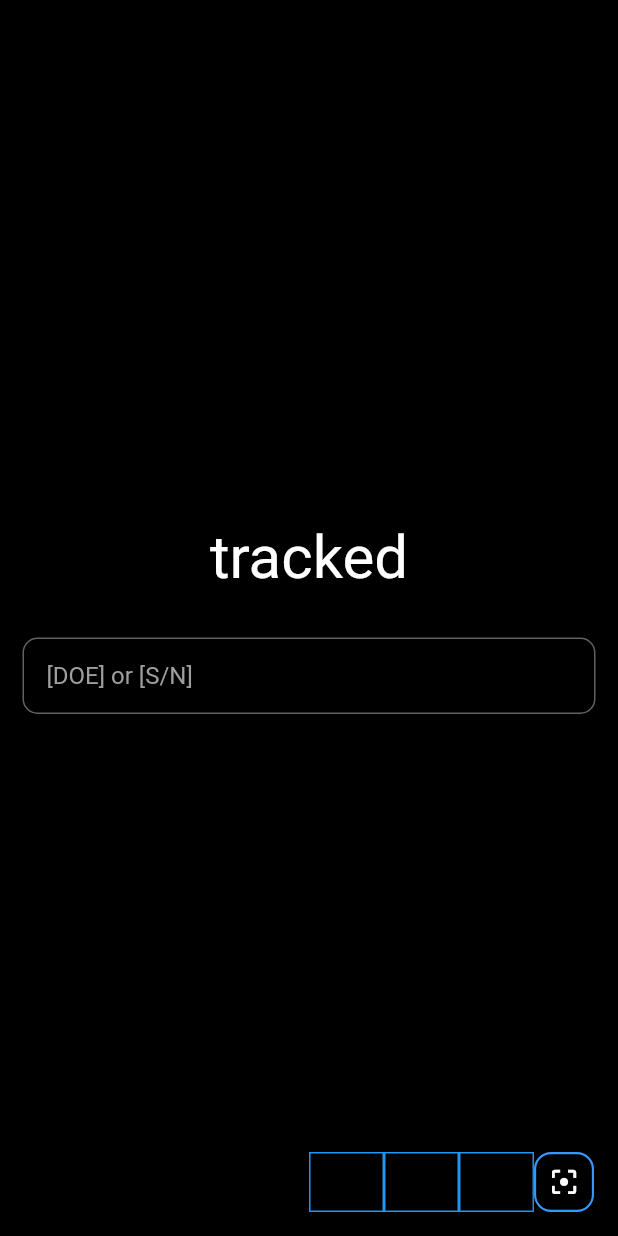
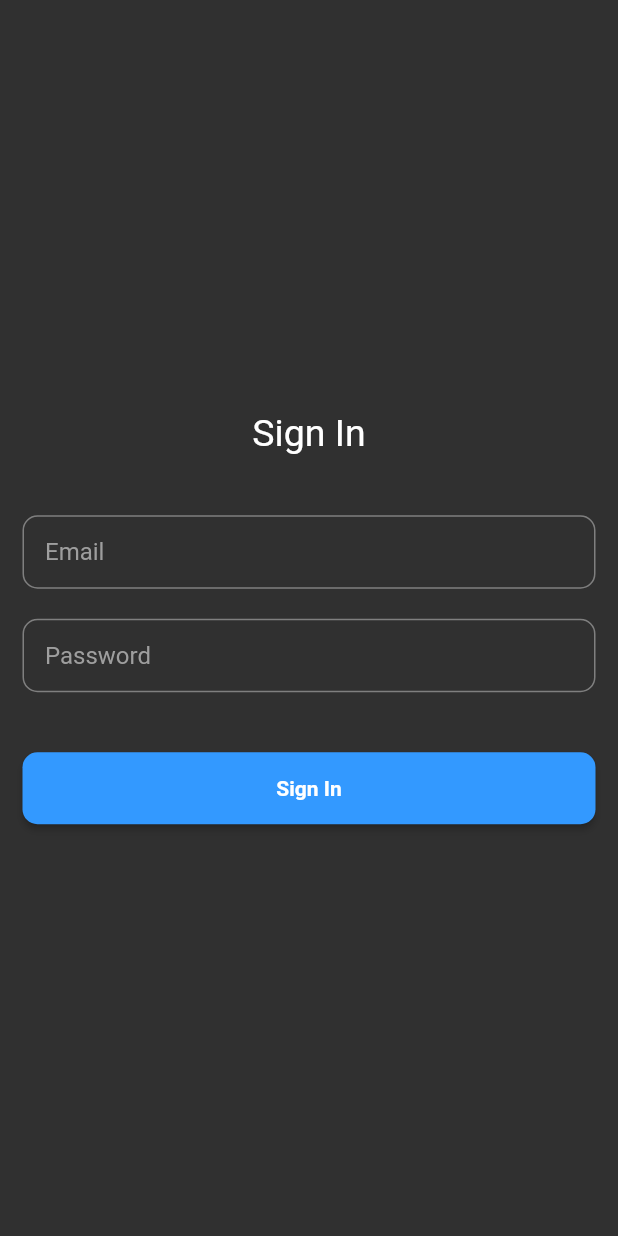
Before and after one commit to ajilk/tracked, a Flutter app: the screen it shows after launch, on a phone screen of 412 x 824 dp. Run offline on Flutter 3.47's test engine with Material 2 defaults, Android fonts, the phone set to English and light mode, and no system bars; Roboto replaces fonts that are missing (Montserrat).

Commit message:
refactored/styled signinPage and setup basic validation | setup navigation [SigninPage -> Tracked]

```diff
--- /dev/null
+++ b/lib/SigninPage.dart
@@ -0,0 +1,106 @@
+/*
+  Alternative:
+    have a pop that sign users in to their gmail account
+    so the user interface is familiar to them
+*/
+import 'package:flutter/material.dart';
+import 'Tracked.dart';
+import 'dart:core';
+
+class SigninPage extends StatefulWidget {
+  static const routeName = '/';
+  @override
+  SigninPageState createState() => new SigninPageState();
+}
+
+class SigninPageState extends State<SigninPage> {
+  String _email, _password;
+
+  final GlobalKey<FormState> key = GlobalKey<FormState>();
+
+  void _signIn() {
+    if (key.currentState.validate()) {
+      key.currentState.save();
+      print("Email: $_email");
+      print("Password: $_password");
+      //TODO signin to firebase
+      Navigator.pushReplacementNamed(context, Tracked.routeName);
+    }
+  }
+
+  @override
+  Widget build(BuildContext context) {
+    RegExp validEmail = new RegExp(r'^.+\@gmail.com$');
+
+    final emailField = TextFormField(
+      validator: (input) => input.length < 6 || !validEmail.hasMatch(input)
+          ? "Invalid Email"
+          : null,
+      onSaved: (input) => _email = input,
+      // decoration: InputDecoration(labelText: 'Email'),
+      decoration: InputDecoration(
+        contentPadding: EdgeInsets.all(15.0),
+        hintText: "Email",
+        border: OutlineInputBorder(
+          borderRadius: BorderRadius.circular(10.0),
+          borderSide: BorderSide(color: Theme.of(context).primaryColor),
+        ),
+      ),
+    );
+
+    final passwordField = TextFormField(
+      obscureText: true,
+      validator: (input) =>
+          input.length < 6 ? "Password must be more than 6 characters" : null,
+      onSaved: (input) => _password = input,
+      decoration: InputDecoration(
+        contentPadding: EdgeInsets.all(15.0),
+        hintText: "Password",
+        border: OutlineInputBorder(
+          borderRadius: BorderRadius.circular(10.0),
+          borderSide: BorderSide(color: Theme.of(context).primaryColor),
+        ),
+      ),
+    );
+
+    final signinButton = Material(
+      color: Color.fromRGBO(51, 153, 255, 1.0), // have MaterialApp track this
+      elevation: 2.0,
+      borderRadius: BorderRadius.circular(10.0),
+      child: MaterialButton(
+        onPressed: () => _signIn(),
+        minWidth: MediaQuery.of(context).size.width, // matches parent width
+        padding: EdgeInsets.fromLTRB(20.0, 15.0, 20.0, 15.0),
+        child: Text(
+          'Sign In',
+          textAlign: TextAlign.left,
+          style: TextStyle(color: Colors.white, fontWeight: FontWeight.bold),
+        ),
+      ),
+    );
+
+    return Scaffold(
+      body: Center(
+        child: Padding(
+          padding: EdgeInsets.symmetric(horizontal: 15.0),
+          child: Form(
+            //TODO: Implement key
+            key: key, // Like this ?
+            child: Column(
+              mainAxisSize: MainAxisSize.min,
+              children: <Widget>[
+                Text("Sign In", style: TextStyle(fontSize: 25.0)),
+                SizedBox(height: 40.0),
+                emailField,
+                SizedBox(height: 20.0),
+                passwordField,
+                SizedBox(height: 40.0),
+                signinButton,
+              ],
+            ),
+          ),
+        ),
+      ),
+    );
+  }
+}
--- a/lib/main.dart
+++ b/lib/main.dart
@@ -8,7 +8,9 @@
 import 'package:flutter/material.dart';
 import 'package:flutter/services.dart';
 import 'AssetPage.dart';
-import 'dart:math' as math;
+import 'SigninPage.dart';
+import 'Tracked.dart';
+// import 'dart:math' as math;
 
 class FadeRoute<T> extends MaterialPageRoute<T> {
   FadeRoute({WidgetBuilder builder, RouteSettings settings})
@@ -31,8 +33,6 @@ void main() {
       runApp(
         new MaterialApp(
           debugShowCheckedModeBanner: false,
-          // theme: ThemeData(),
-          // theme: ThemeData.dark(),
           theme: ThemeData(
             brightness: Brightness.dark,
             hintColor: Colors.grey.shade500,
@@ -42,15 +42,17 @@ void main() {
             buttonColor: Color.fromRGBO(51, 153, 255, 1.0),
           ),
 
-          home: Tracked(),
+          home: SigninPage(),
           // initialRoute: tracked.routeName,
           onGenerateRoute: (settings) {
             switch (settings.name) {
+              case SigninPage.routeName:
+                return FadeRoute(builder: (context) => new SigninPage());
+                break;
               case Tracked.routeName:
                 return FadeRoute(builder: (context) => new Tracked());
                 break;
               case AssetPage.routeName:
-                // FadeRoute(builder: (context) => new AssetPage());
                 return FadeRoute(builder: (context) => new AssetPage());
                 break;
             }
@@ -60,128 +62,3 @@ void main() {
     },
   );
 }
-
-class Tracked extends StatefulWidget {
-  static const routeName = '/';
-  @override
-  TrackedState createState() => new TrackedState();
-}
-
-class TrackedState extends State<Tracked> with TickerProviderStateMixin {
-  TextStyle style = TextStyle(fontFamily: 'Montserrat', fontSize: 20.0);
-
-  AnimationController _controller;
-
-  static const List<IconData> icons = const [
-    Icons.home,
-    Icons.vertical_align_bottom,
-    Icons.vertical_align_top
-  ];
-
-  @override
-  void initState() {
-    _controller = new AnimationController(
-      vsync: this,
-      duration: const Duration(milliseconds: 500),
-    );
-  }
-
-  @override
-  Widget build(BuildContext context) {
-    final logo = Text('tracked', style: style.copyWith(fontSize: 40));
-
-    final searchField = TextField(
-      // style: style,
-      decoration: InputDecoration(
-        contentPadding: EdgeInsets.all(16.0),
-        hintText: '[DOE] or [S/N]',
-        border: OutlineInputBorder(
-            borderRadius: BorderRadius.circular(10.0),
-            borderSide: BorderSide(color: Theme.of(context).primaryColor)),
-      ),
-    );
-
-    return Scaffold(
-      backgroundColor: Theme.of(context).backgroundColor,
-      floatingActionButtonLocation: FloatingActionButtonLocation.endFloat,
-      floatingActionButton: new Row(
-        mainAxisSize: MainAxisSize.min,
-        mainAxisAlignment: MainAxisAlignment.spaceAround,
-        children: new List.generate(icons.length, (int index) {
-          Widget child = new Container(
-            decoration: BoxDecoration(border: Border.all(color: Colors.blue)),
-            height: 40.0,
-            alignment: FractionalOffset.topCenter,
-            child: new ScaleTransition(
-              scale: new CurvedAnimation(
-                parent: _controller,
-                // 0.0 - 0.5 = duration
-                curve: new Interval(0.0, 0.5 - index / icons.length / 2.0,
-                    curve: Curves.easeOut),
-              ),
-              child: new FloatingActionButton(
-                heroTag: null,
-                backgroundColor: Theme.of(context).backgroundColor,
-                mini: true,
-                child: new Icon(
-                  icons[index],
-                  size: 30.0,
-                ),
-                onPressed: () {},
-              ),
-            ),
-          );
-          return child;
-        }).toList()
-          ..add(
-            new Container(
-              height: 40.0,
-              width: 40.0,
-              child: GestureDetector(
-                onLongPress: () {
-                  if (_controller.isDismissed) {
-                    _controller.forward();
-                  } else {
-                    _controller.reverse();
-                  }
-                },
-                child: FittedBox(
-                  child: FloatingActionButton(
-                    backgroundColor: Theme.of(context).backgroundColor,
-                    shape: RoundedRectangleBorder(
-                      side: BorderSide(
-                          width: 2.0, color: Theme.of(context).accentColor),
-                      borderRadius: BorderRadius.all(
-                        Radius.circular(16.0),
-                      ),
-                    ),
-                    elevation: 4.0,
-                    child: Icon(Icons.filter_center_focus, size: 30.0),
-                    // Icon(Icons.center_focus_weak, size: 30.0),
-                    // Icon(Icons.crop_free, size: 30.0, ),
-                    onPressed: () => print('long pressed [SCAN]'),
-                  ),
-                ),
-              ),
-            ),
-          ),
-      ),
-      body: Center(
-        child: Container(
-          child: Padding(
-            padding: EdgeInsets.symmetric(horizontal: 15.0),
-            child: Column(
-              crossAxisAlignment: CrossAxisAlignment.center,
-              mainAxisAlignment: MainAxisAlignment.center,
-              children: <Widget>[
-                logo,
-                SizedBox(height: 30.0),
-                searchField,
-              ],
-            ),
-          ),
-        ),
-      ),
-    );
-  }
-}
```
Also changed, not shown: lib/AssetPage.dart (+0 -12 lines), lib/Setup/signIn.dart (deleted, +0 -68 lines), lib/Tracked.dart (added, +126 -0 lines), 1 other file.
